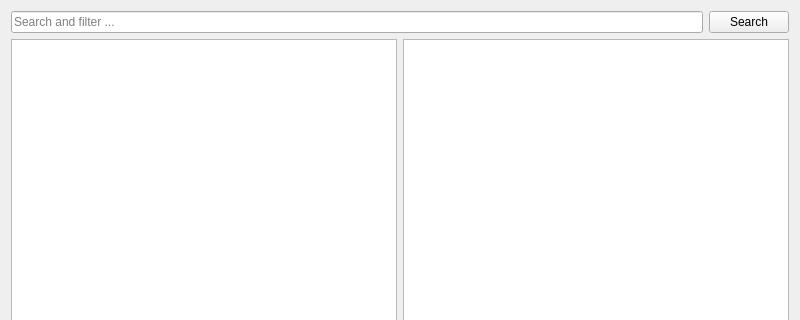
Old version of the form launcher/ui/pages/modplatform/modrinth/ModrinthPage.ui in the repository FreesmTeam/FreesmLauncher; both pictures show x 0 to 800 and y 0 to 320 of the 800 by 600 pixel window.
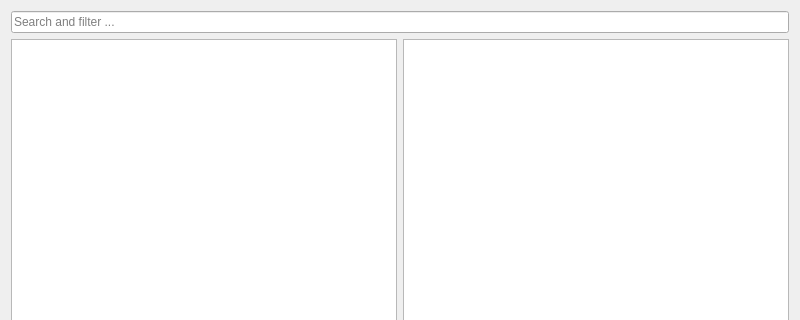
New version of the form. Custom widgets are drawn as their Qt base class.

Commit message: remove search button

Diff of the .ui file:
```diff
--- a/launcher/ui/pages/modplatform/modrinth/ModrinthPage.ui
+++ b/launcher/ui/pages/modplatform/modrinth/ModrinthPage.ui
@@ -11,6 +11,13 @@
    </rect>
   </property>
   <layout class="QGridLayout" name="gridLayout">
+   <item row="0" column="0">
+    <widget class="QLineEdit" name="searchEdit">
+     <property name="placeholderText">
+      <string>Search and filter ...</string>
+     </property>
+    </widget>
+   </item>
    <item row="2" column="0">
     <layout class="QHBoxLayout">
      <item>
@@ -61,24 +68,6 @@
      </item>
     </layout>
    </item>
-   <item row="0" column="0">
-    <layout class="QHBoxLayout">
-     <item>
-      <widget class="QLineEdit" name="searchEdit">
-       <property name="placeholderText">
-        <string>Search and filter ...</string>
-       </property>
-      </widget>
-     </item>
-     <item>
-      <widget class="QPushButton" name="searchButton">
-       <property name="text">
-        <string>Search</string>
-       </property>
-      </widget>
-     </item>
-    </layout>
-   </item>
   </layout>
  </widget>
  <customwidgets>
```
Left out of the diff: 2 changed lines with no effect on the pictures. The commit also changes 8 other files.
